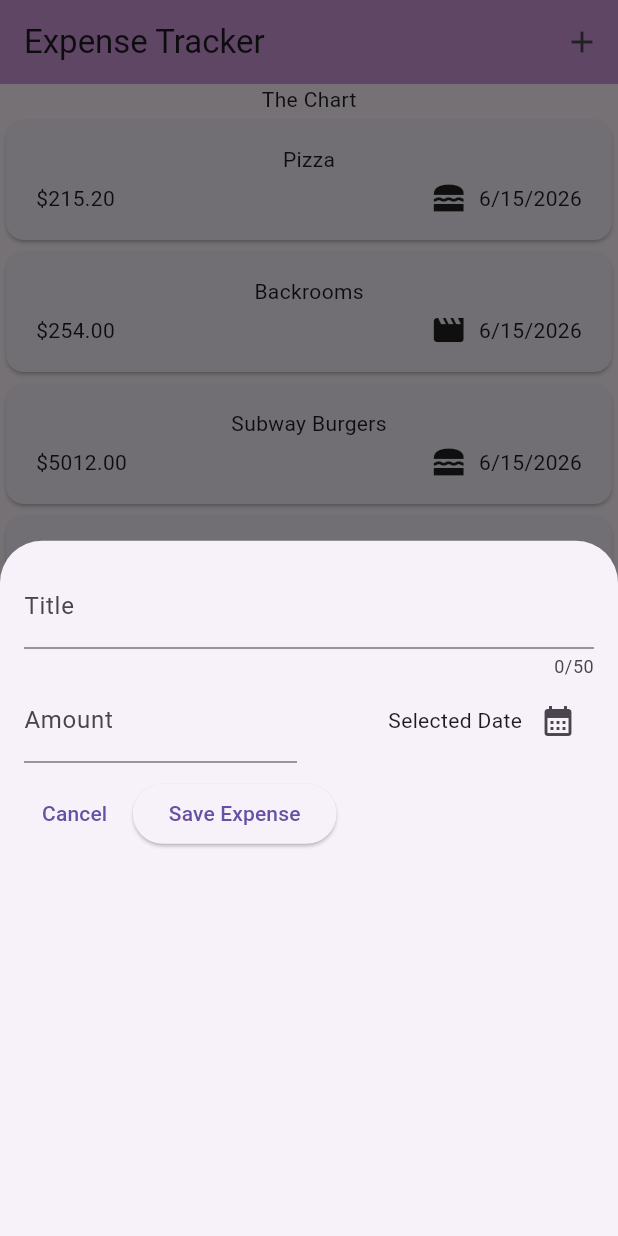
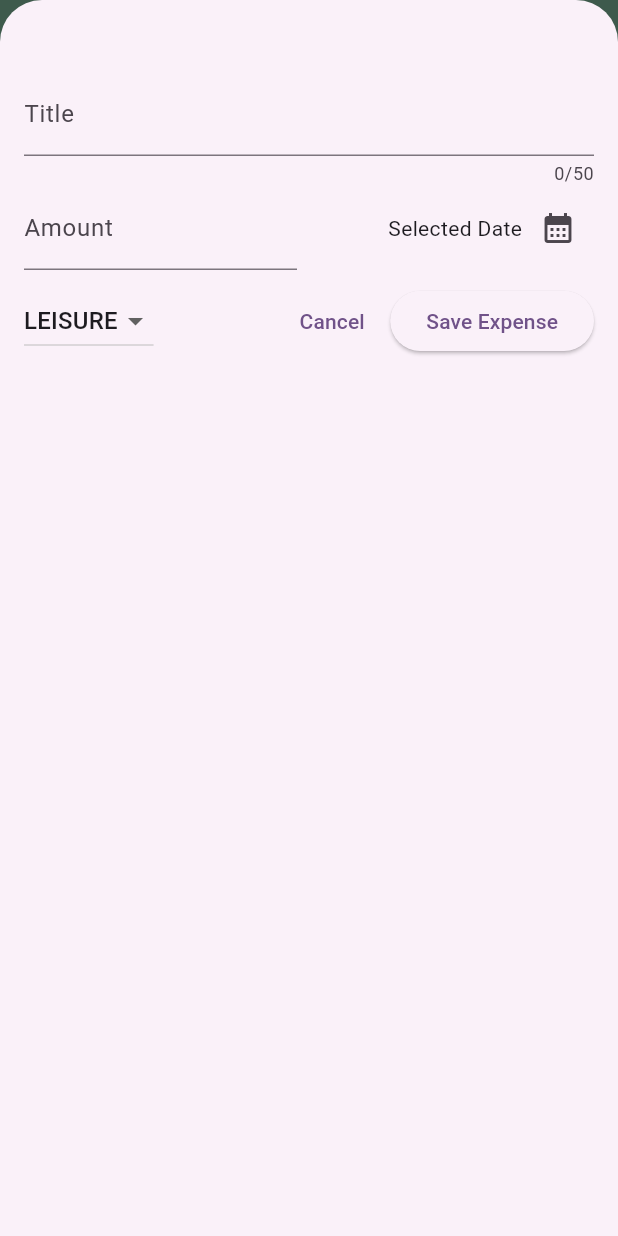
Before and after one commit to himendersharma0712/flutter-apps, a Flutter app: the screen it shows after launch, after a tap on the "add" icon, on a phone screen of 412 x 824 dp. Run offline on Flutter 3.47's test engine with Material 3 defaults, Android fonts, the phone set to English and light mode, and no system bars; our stand-ins replace google_fonts.

Commit message:
implemented expense saving

```diff
--- a/expense_tracker/lib/expenses.dart
+++ b/expense_tracker/lib/expenses.dart
@@ -20,9 +20,43 @@ class Expenses extends StatefulWidget {
 class _ExpensesState extends State<Expenses>{
 
 void _showAddExpenseOverlay(){
-  showModalBottomSheet(context: context , builder: (ctx) =>
-    NewExpense()
+  showModalBottomSheet(
+    isScrollControlled: true,
+    context: context ,
+    builder: (ctx) => NewExpense(onAddExpense: _addExpense)
    );
+}
+
+
+void _removeExpense(Expense expense) {
+    final expenseIndex = _registeredExpenses.indexOf(expense);
+    setState(() {
+      _registeredExpenses.remove(expense);
+    });
+
+    ScaffoldMessenger.of(context).clearSnackBars();
+
+    ScaffoldMessenger.of(context).showSnackBar(
+      SnackBar(
+        duration: const Duration(seconds: 2),
+        content: Text('Expense deleted'),
+        action: SnackBarAction(
+          label: 'Undo',
+          onPressed: () {
+            setState(() {
+              _registeredExpenses.insert(expenseIndex, expense);
+            });
+          },
+        ),
+      ),
+    );
+  }
+
+
+void _addExpense(Expense expense){
+  setState(() {
+    _registeredExpenses.add(expense);
+  });
 }
 
 
@@ -38,11 +72,6 @@ final List<Expense> _registeredExpenses = [
     title: 'Backrooms',
     date: DateTime.now() ),
   Expense(
-    category: Category.food,
-    amount: 5012,
-    title: 'Subway Burgers',
-    date: DateTime.now() ),
-  Expense(
     category: Category.work,
     amount: 665.2,
     title: 'flutter course',
@@ -51,9 +80,20 @@ final List<Expense> _registeredExpenses = [
 
   @override
   Widget build(BuildContext context) {
+
+    Widget mainContent = Center(
+      child: Text(
+        'No expenses found. Start adding some!'
+      ),
+    );
+
+    if(_registeredExpenses.isNotEmpty){
+       mainContent = ExpensesList(expenses: _registeredExpenses, removeExpense: _removeExpense,);
+    }
+
     return Scaffold(
       appBar: AppBar(
-        backgroundColor: const Color.fromARGB(255, 210, 152, 220),
+        backgroundColor: const Color.fromARGB(255, 136, 196, 165),
         title: Text('Expense Tracker'),
         actions: [
           IconButton(onPressed: _showAddExpenseOverlay, icon: Icon(Icons.add))
@@ -62,7 +102,7 @@ final List<Expense> _registeredExpenses = [
       body: Column(
         children: [
           Text('The Chart'),
-          Expanded(child: ExpensesList(expenses: _registeredExpenses))
+          Expanded(child: mainContent )
         ],
       ),
     );
--- a/expense_tracker/lib/main.dart
+++ b/expense_tracker/lib/main.dart
@@ -1,10 +1,22 @@
 import 'package:expense_tracker/expenses.dart';
 import 'package:flutter/material.dart';
+
+
+var kColorScheme = ColorScheme.fromSeed(seedColor: Color.fromARGB(255, 147, 45, 230));
 
 void main(){
   runApp(
     MaterialApp(
-      theme: ThemeData(useMaterial3: true),
+      theme: ThemeData().copyWith(
+      scaffoldBackgroundColor: const Color.fromARGB(255, 177, 205, 237),
+      colorScheme: kColorScheme,
+      appBarTheme: AppBarTheme().copyWith(
+        backgroundColor: kColorScheme.onPrimaryContainer,
+        foregroundColor: kColorScheme.primaryContainer,
+        toolbarHeight: 65,
+        titleTextStyle: TextStyle(fontSize: 20, fontWeight: FontWeight.w300)
+      )
+      ),
       home: Expenses(),
       debugShowCheckedModeBanner: false,
     )
--- a/expense_tracker/lib/new_expense.dart
+++ b/expense_tracker/lib/new_expense.dart
@@ -1,9 +1,11 @@
-
+import 'package:expense_tracker/models/expense.dart';
 import 'package:flutter/material.dart';
 
 class NewExpense extends StatefulWidget {
 
-  const NewExpense({super.key});
+  NewExpense({super.key, required this.onAddExpense});
+
+  final void Function(Expense expense) onAddExpense;
 
   @override
   State<NewExpense> createState() {
@@ -21,21 +23,59 @@ class _NewExpenseState extends State<NewExpense> {
   // }
 
 
-  void _datePicker(){
+  void _datePicker() async{
     final now = DateTime.now();
     final firstDate = DateTime(now.year - 1, now.month - 1, now.day);
-    showDatePicker(
+    final pickedDate = await showDatePicker(
     context: context,
     initialDate: now,
     firstDate: firstDate,
     lastDate: now );
+
+    // this will be executed after the value is available
+    setState(() {
+      _selectedDate = pickedDate;
+    });
   }
 
   final _titleController = TextEditingController();
-   final _amountController = TextEditingController();
+  final _amountController = TextEditingController();
+  DateTime? _selectedDate;
+  Category _selectedCategory = Category.leisure;
+
+  void _submitExpenseData(){
 
 
+      final enteredAmount = double.tryParse(_amountController.text);
+      final amountIsInvalid = enteredAmount == null || enteredAmount <=0;
+      if(_titleController.text.trim().isEmpty || amountIsInvalid || _selectedDate == null){
+        showDialog(context: context, builder: (ctx) =>
+          AlertDialog(
+            title: Text('⚠️ Invalid Input'),
+            content: Text('Please input a valid title, amount, date and category.'),
+            actions: [
+              TextButton(
+                onPressed: () {
+                Navigator.pop(ctx); },
+                child: Text('OK'))
+            ],
+          )
+        );
+        return;
+      }
 
+      widget.onAddExpense(
+      Expense(
+        category: _selectedCategory,
+        amount: enteredAmount,
+        title: _titleController.text,
+        date: _selectedDate!,
+      ),
+    );
+
+    Navigator.pop(context);
+
+  }
 
   @override
   void dispose() {
@@ -47,7 +87,7 @@ class _NewExpenseState extends State<NewExpense> {
   @override
   Widget build(BuildContext context) {
     return Padding(
-      padding: EdgeInsets.all(16),
+      padding: EdgeInsets.fromLTRB(16,48,16,16),
       child: Column(
         children: [
           TextField(
@@ -77,18 +117,33 @@ class _NewExpenseState extends State<NewExpense> {
             mainAxisAlignment: MainAxisAlignment.end,
             crossAxisAlignment: CrossAxisAlignment.center,
             children: [
-              Text('Selected Date'),
+              Text(_selectedDate == null? 'Selected Date': formatter.format(_selectedDate!) ),
               IconButton(onPressed:_datePicker,
               icon: Icon(Icons.calendar_month))
             ],))
           ],),
-          SizedBox(height: 10,),
+          const SizedBox(height: 10,),
           Row(children: [
+            DropdownButton(
+              value: _selectedCategory,
+              items: Category.values.map(
+              (category) => DropdownMenuItem(
+                value: category,
+                child: Text(category.name.toUpperCase())) ).toList(),
+               onChanged: (value) {
+                setState(() {
+                  if(value == null){
+                    return;
+                  }
+                  _selectedCategory = value;
+                });
+               }),
+               const Spacer(),
             TextButton(onPressed: () {
               Navigator.pop(context);
              }, child: Text('Cancel')),
             SizedBox(width: 5,),
-            ElevatedButton(onPressed: () { }, child: Text('Save Expense')),
+            ElevatedButton(onPressed: _submitExpenseData, child: Text('Save Expense')),
           ],)
         ],
       ) ,
--- a/expense_tracker/lib/widgets/expense_item.dart
+++ b/expense_tracker/lib/widgets/expense_item.dart
@@ -11,7 +11,9 @@ class ExpenseItem extends StatelessWidget {
 
   @override
   Widget build(BuildContext context) {
-    return Card(
+    return Padding(
+      padding: const EdgeInsets.fromLTRB(5,1,5,1),
+      child: Card(
         child: Padding(
           padding: const EdgeInsets.symmetric(horizontal: 20,vertical: 16),
           child: Column(
@@ -34,6 +36,7 @@ class ExpenseItem extends StatelessWidget {
             ],
           ),
         ),
+        ),
     );
   }
 
--- a/expense_tracker/lib/widgets/expenses_list.dart
+++ b/expense_tracker/lib/widgets/expenses_list.dart
@@ -6,15 +6,24 @@ import 'package:flutter/material.dart';
 
 class ExpensesList extends StatelessWidget {
 
-  const ExpensesList({super.key, required this.expenses});
+  const ExpensesList({super.key,
+  required this.expenses,
+  required this.removeExpense});
 
+  final void Function(Expense expense) removeExpense;
   final List<Expense> expenses;
 
   @override
   Widget build(BuildContext context) {
     return ListView.builder(
       itemCount: expenses.length,
-      itemBuilder: (ctx,index) => ExpenseItem(expense: expenses[index]));
+       // key is needed to identify the widget which needs to be removed
+      itemBuilder: (ctx,index) =>  Dismissible(
+        key: ValueKey(expenses[index]) ,
+        onDismissed: (direction) {
+          removeExpense(expenses[index]);
+        } ,
+        child:ExpenseItem(expense: expenses[index])));
   }
 }
 
```
Lines whose indentation alone changed are shown as unchanged.
